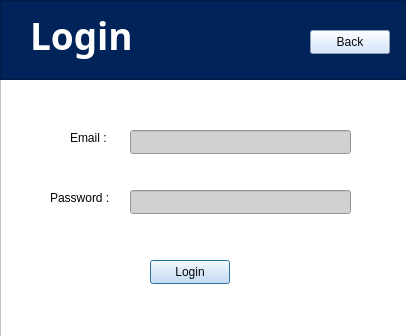
Old version of the form LoginScreen.ui in the repository Usman-Rizwan04/Ecommerce-store-cpp.
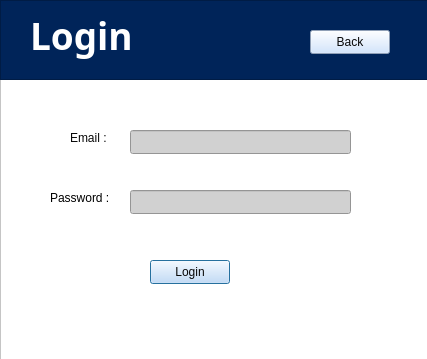
New version of the form.

```diff
--- a/LoginScreen.ui
+++ b/LoginScreen.ui
@@ -6,8 +6,8 @@
    <rect>
     <x>0</x>
     <y>0</y>
-    <width>406</width>
-    <height>336</height>
+    <width>427</width>
+    <height>359</height>
    </rect>
   </property>
   <property name="windowTitle">
```
